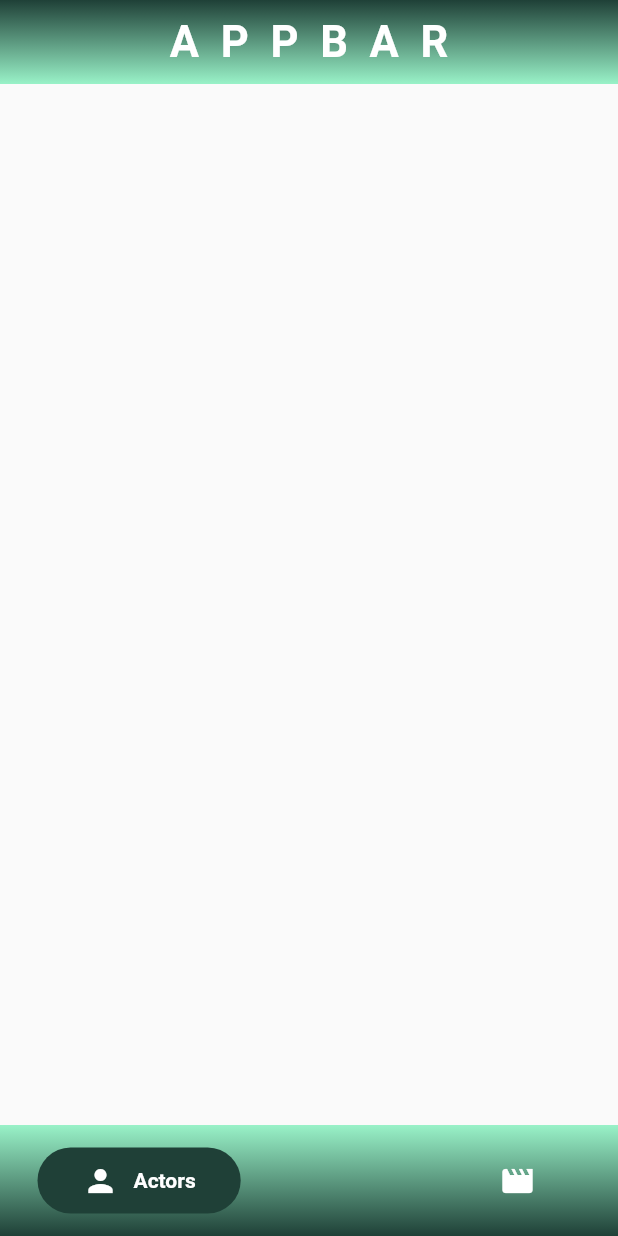
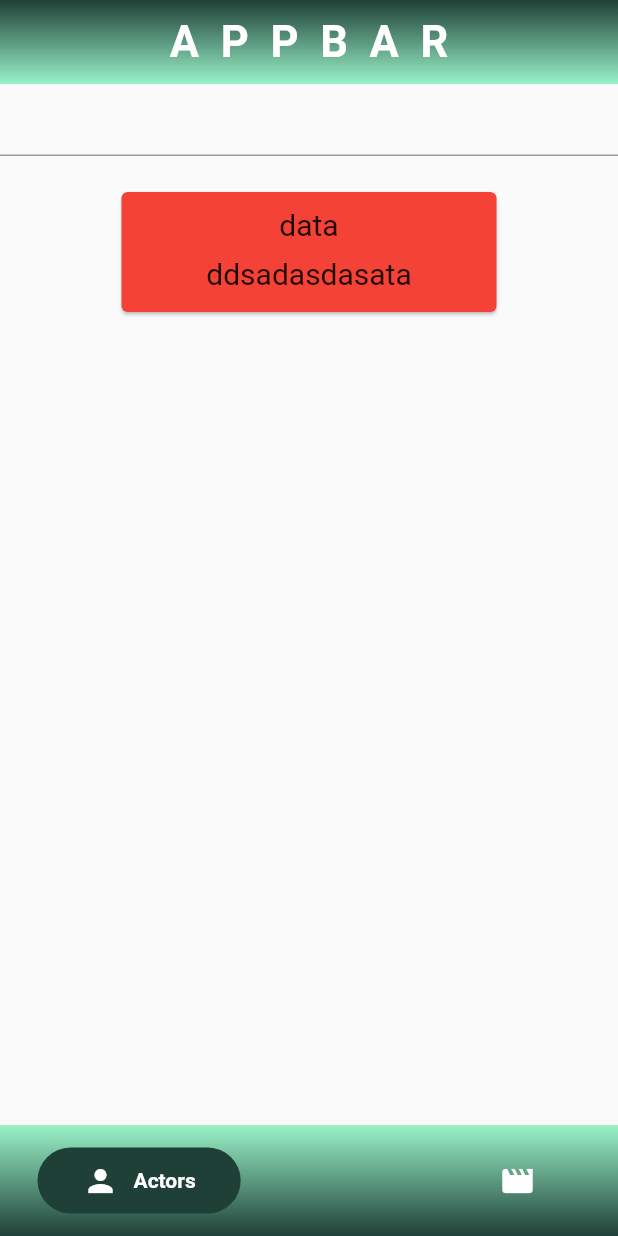
Before and after one commit to DanielLeBonific/mytestappairastana, a Flutter app: the screen it shows after launch, on a phone screen of 412 x 824 dp. Run offline on Flutter 3.47's test engine with Material 2 defaults, Android fonts, the phone set to English and light mode, and no system bars; drawn by our look-alikes of google_nav_bar; our stand-ins replace google_fonts; Roboto replaces fonts that are missing (Marmelad).

Commit message:
second commit

```diff
--- a/lib/pages/home_page.dart
+++ b/lib/pages/home_page.dart
@@ -2,7 +2,7 @@ import 'package:google_fonts/google_fonts.dart';
 import 'package:google_nav_bar/google_nav_bar.dart';
 import 'package:flutter/material.dart';
 
-class HomePage extends StatefulWidget{
+class HomePage extends StatefulWidget {
   const HomePage({Key? key}) : super(key: key);
 
   @override
@@ -13,11 +13,8 @@ class _HomePageState extends State<HomePage> {
   int _selectedIndex = 0;
 
   @override
-  Widget build(BuildContext context){
+  Widget build(BuildContext context) {
     return Scaffold(
-
-
-
       //APPBAR
       appBar: AppBar(
         backgroundColor: Colors.transparent,
@@ -31,22 +28,48 @@ class _HomePageState extends State<HomePage> {
             ),
           ),
         ),
-        title: Center(child: Text('A  P  P  B  A  R',
-          style: GoogleFonts.marmelad(
-            textStyle: TextStyle(
-              fontSize: 29.0,
-              fontWeight: FontWeight.bold,
+        title: Center(
+          child: Text(
+            'A  P  P  B  A  R',
+            style: GoogleFonts.marmelad(
+              textStyle: TextStyle(
+                fontSize: 29.0,
+                fontWeight: FontWeight.bold,
+              ),
             ),
           ),
         ),
+      ),
+      body: SingleChildScrollView(
+        child: Container(
+          alignment: Alignment.center,
+          child: Column(
+            children: [
+              TextFormField(
+                decoration: InputDecoration(fillColor: Colors.blue),
+              ),
+              SizedBox(height: 20),
+              InkWell(
+                child: Card(
+                  color: Colors.red,
+                  child: Container(
+                    width: 250,
+                    height: 80,
+                    child: Column(
+                      children: [
+                        SizedBox(height: 10),
+                        Text("data",style: TextStyle(fontSize: 20)),
+                        SizedBox(height: 10),
+                        Text("ddsadasdasata",style: TextStyle(fontSize: 20)),
+                      ],
+                    ),
+                  ),
+                ),
+              )
+            ],
+          ),
         ),
       ),
-
-
-
-
-
-
 
       //GOOGLE NAVBAR
       bottomNavigationBar: Container(
@@ -66,7 +89,7 @@ class _HomePageState extends State<HomePage> {
             tabBackgroundColor: Color(0xFF1f4037),
             gap: 10,
             selectedIndex: _selectedIndex,
-            onTabChange: (index){
+            onTabChange: (index) {
               setState(() {
                 _selectedIndex = index;
               });
@@ -76,12 +99,14 @@ class _HomePageState extends State<HomePage> {
               GButton(
                 icon: Icons.person,
                 text: 'Actors',
-                padding: const EdgeInsets.symmetric(horizontal: 30, vertical: 10 ),
+                padding:
+                    const EdgeInsets.symmetric(horizontal: 30, vertical: 10),
               ),
               GButton(
                 icon: Icons.movie,
                 text: 'Films',
-                padding: const EdgeInsets.symmetric(horizontal: 30, vertical: 10 ),
+                padding:
+                    const EdgeInsets.symmetric(horizontal: 30, vertical: 10),
               ),
             ],
           ),
```
Also changed, not shown: lib/main.dart (+3 -4 lines), 5 other files.
